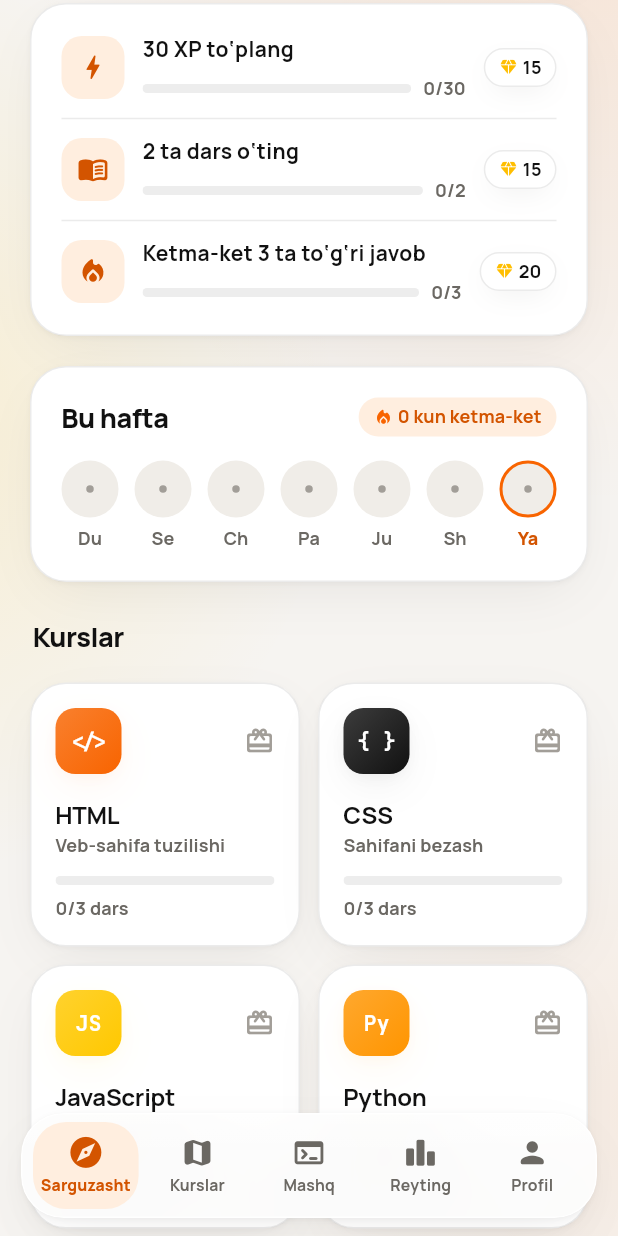
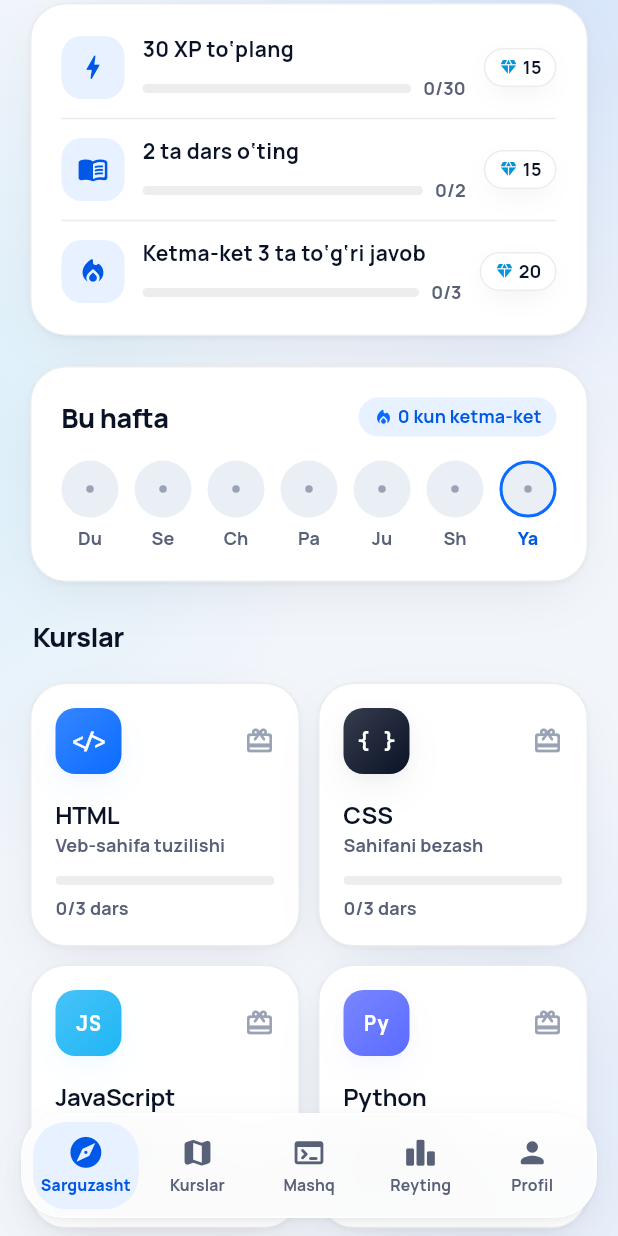
Before and after one commit to Beka020202/idrok-academy, a Flutter app: the HomeShell screen opened directly, scrolled down 576 dp, on a phone screen of 412 x 824 dp. Run offline on Flutter 3.47's test engine with Material 3 defaults, Android fonts, the phone set to English and light mode, and no system bars; our stand-ins replace shared_preferences; accounts and stored records are empty.

Commit message:
New blue logo icon and logo-based color palette
- App icon: new logo-only blue icon (iOS full-bleed + Android adaptive
  foreground/background); splash and login use it too
- Palette rebuilt from the logo: brand blue accent, sky-blue success,
  navy ink, cool neutrals; light and dark themes designed separately
- Course colors: HTML blue, CSS navy, JS sky, Python indigo
- Cool navy-tinted shadows; editor, cursor and skeleton colors updated

Co-Authored-By: Claude Opus 5.5 <noreply@anthropic.com>
Claude-Session: https://claude.ai/code/session_01CoyV2fQYGYoTWtQyqHDNTG

```diff
--- a/app/lib/lessons.dart
+++ b/app/lib/lessons.dart
@@ -124,7 +124,7 @@ final Map<String, CodeCheck> kChecks = {
 
 
 final List<Course> kCourses = [
-  Course(id: 'html', tag: '</>', color: '#F86400', name: Tr('HTML', 'HTML'), sub: Tr('Veb-sahifa tuzilishi', 'Структура веб-страницы'), lessons: [
+  Course(id: 'html', tag: '</>', color: '#0A6CFF', name: Tr('HTML', 'HTML'), sub: Tr('Veb-sahifa tuzilishi', 'Структура веб-страницы'), lessons: [
     Lesson(id: 'html1', xp: 15, title: Tr('Birinchi sahifa', 'Первая страница'), steps: [
       LessonStep.read(h: Tr('HTML nima?', 'Что такое HTML?'), p: Tr('HTML — veb-sahifaning skeleti. U teglardan iborat: ochuvchi <p> va yopuvchi </p>. Ular orasidagi matn sahifada ko‘rinadi.', 'HTML — это скелет веб-страницы. Он состоит из тегов: открывающего <p> и закрывающего </p>. Текст между ними видно на странице.'), code: '<h1>Salom, dunyo!</h1>\n<p>Bu mening birinchi sahifam.</p>'),
       LessonStep.quiz(q: Tr('Qaysi teg eng katta sarlavhani yaratadi?', 'Какой тег создаёт самый крупный заголовок?'), o: [Tr.same('<h1>'), Tr.same('<h6>'), Tr.same('<p>'), Tr.same('<head>')], answer: 0, mono: true, e: Tr('<h1> — eng muhim va eng katta sarlavha. <h6> esa eng kichigi.', '<h1> — самый важный и крупный заголовок. <h6> — самый маленький.')),
@@ -143,7 +143,7 @@ final List<Course> kCourses = [
       LessonStep.tryIt(mode: 'html', task: Tr('Sevimli 3 ta faningiz bilan <ul> ro‘yxat tuzing.', 'Составьте список <ul> из 3 любимых предметов.'), start: '<h2>Sevimli fanlarim</h2>\n<ul>\n  \n</ul>', hint: Tr('<li>Matematika</li> — shunday 3 ta qator', '<li>Математика</li> — три такие строки'), check: kChecks['html3']!),
     ]),
   ]),
-  Course(id: 'css', tag: '{ }', color: '#111111', name: Tr('CSS', 'CSS'), sub: Tr('Sahifani bezash', 'Оформление страницы'), lessons: [
+  Course(id: 'css', tag: '{ }', color: '#0A1226', name: Tr('CSS', 'CSS'), sub: Tr('Sahifani bezash', 'Оформление страницы'), lessons: [
     Lesson(id: 'css1', xp: 15, title: Tr('Ranglar', 'Цвета'), steps: [
       LessonStep.read(h: Tr('CSS qoidasi', 'Правило CSS'), p: Tr('CSS sahifaga ko‘rinish beradi. Qoida: selektor, keyin { } ichida «xususiyat: qiymat;». color — matn rangi, background-color — fon rangi.', 'CSS задаёт внешний вид страницы. Правило: селектор, затем в { } «свойство: значение;». color — цвет текста, background-color — цвет фона.'), code: 'h1 {\n  color: blue;\n  background-color: lightyellow;\n}'),
       LessonStep.quiz(q: Tr('Fon rangini qaysi xususiyat o‘zgartiradi?', 'Какое свойство меняет цвет фона?'), o: [Tr.same('background-color'), Tr.same('color'), Tr.same('font-color'), Tr.same('bg')], answer: 0, mono: true, e: Tr('color faqat matnga ta’sir qiladi, fon uchun background-color.', 'color влияет только на текст, для фона — background-color.')),
@@ -163,7 +163,7 @@ final List<Course> kCourses = [
       LessonStep.tryIt(mode: 'css', task: Tr('.karta ga padding va border qo‘shing.', 'Добавьте .karta свойства padding и border.'), start: '.karta {\n  \n}', hint: Tr('padding: 16px; border: 2px solid blue;', 'padding: 16px; border: 2px solid blue;'), check: kChecks['css3']!),
     ]),
   ]),
-  Course(id: 'js', tag: 'JS', color: '#FFC800', name: Tr('JavaScript', 'JavaScript'), sub: Tr('Sahifaga jon berish', 'Оживляем страницу'), lessons: [
+  Course(id: 'js', tag: 'JS', color: '#1FB6F5', name: Tr('JavaScript', 'JavaScript'), sub: Tr('Sahifaga jon berish', 'Оживляем страницу'), lessons: [
     Lesson(id: 'js1', xp: 15, title: Tr('O‘zgaruvchilar', 'Переменные'), steps: [
       LessonStep.read(h: Tr('Ma’lumotni saqlash', 'Храним данные'), p: Tr('O‘zgaruvchi — qiymat saqlanadigan quti. let qiymatni keyin o‘zgartirishga ruxsat beradi, const esa yo‘q. console.log() qiymatni chiqaradi.', 'Переменная — коробка для значения. let позволяет потом менять значение, const — нет. console.log() выводит значение.'), code: 'let ism = "Ali";\nconst yil = 2026;\nconsole.log(ism, yil);'),
       LessonStep.quiz(q: Tr('Qaysi o‘zgaruvchini qayta o‘zgartirib bo‘lmaydi?', 'Какую переменную нельзя переприсвоить?'), o: [Tr.same('const'), Tr.same('let'), Tr.same('var'), Tr.same('change')], answer: 0, mono: true, e: Tr('const — doimiy, uni qayta yozib bo‘lmaydi.', 'const — константа, её нельзя переприсвоить.')),
@@ -182,7 +182,7 @@ final List<Course> kCourses = [
       LessonStep.tryIt(mode: 'js', task: Tr('Sonning kvadratini qaytaradigan kvadrat(n) funksiyasini yozing va kvadrat(4) ni chiqaring.', 'Напишите функцию kvadrat(n), возвращающую квадрат числа, и выведите kvadrat(4).'), start: 'function kvadrat(n) {\n  \n}\n', hint: Tr('return n * n;\nconsole.log(kvadrat(4));', 'return n * n;\nconsole.log(kvadrat(4));'), check: kChecks['js3']!),
     ]),
   ]),
-  Course(id: 'py', tag: 'Py', color: '#FF9500', name: Tr('Python', 'Python'), sub: Tr('Olimpiada tili', 'Язык олимпиад'), lessons: [
+  Course(id: 'py', tag: 'Py', color: '#5B6CFF', name: Tr('Python', 'Python'), sub: Tr('Olimpiada tili', 'Язык олимпиад'), lessons: [
     Lesson(id: 'py1', xp: 15, title: Tr('print()', 'print()'), steps: [
       LessonStep.read(h: Tr('Birinchi dastur', 'Первая программа'), p: Tr('Python — sodda va kuchli til. print() ekranga ma’lumot chiqaradi. Matn qo‘shtirnoq ichida yoziladi.', 'Python — простой и мощный язык. print() выводит данные на экран. Текст пишется в кавычках.'), code: 'print("Salom, dunyo!")\nprint(2 + 3)'),
       LessonStep.quiz(q: Tr('print(2 + 3) nima chiqaradi?', 'Что выведет print(2 + 3)?'), o: [Tr.same('5'), Tr.same('2 + 3'), Tr.same('23'), Tr.same('Xato')], answer: 0, mono: true, e: Tr('Qo‘shtirnoqsiz ifoda hisoblanadi: 2 + 3 = 5.', 'Выражение без кавычек вычисляется: 2 + 3 = 5.')),
--- a/app/lib/screens/courses.dart
+++ b/app/lib/screens/courses.dart
@@ -266,7 +266,7 @@ class _Node extends StatelessWidget {
       return face(
         gradient: null,
         color: c.isDark ? c.elevated : c.surface,
-        lip: c.isDark ? const Color(0xFF0E0E10) : const Color(0xFFE3DED6),
+        lip: c.isDark ? const Color(0xFF080B12) : const Color(0xFFD9E2EE),
         child: Text('${index + 1}', style: AppType.title2.copyWith(color: c.text)),
       );
     }
--- a/app/lib/screens/home.dart
+++ b/app/lib/screens/home.dart
@@ -84,7 +84,7 @@ class _Hero extends StatelessWidget {
                 height: 220,
                 decoration: const BoxDecoration(
                   shape: BoxShape.circle,
-                  gradient: RadialGradient(colors: [Color(0x47FFE08A), Color(0x00FFE08A)]),
+                  gradient: RadialGradient(colors: [Color(0x47BFF0FF), Color(0x00BFF0FF)]),
                 ),
               ),
             ),
--- a/app/lib/screens/lesson.dart
+++ b/app/lib/screens/lesson.dart
@@ -322,7 +322,7 @@ class _LessonScreenState extends State<LessonScreen> {
             smartQuotesType: SmartQuotesType.disabled,
             smartDashesType: SmartDashesType.disabled,
             textCapitalization: TextCapitalization.none,
-            cursorColor: kOrange,
+            cursorColor: kSky,
             style: AppType.monoStrong.copyWith(color: c.codeFg),
             decoration: InputDecoration(
               isDense: true,
@@ -338,7 +338,7 @@ class _LessonScreenState extends State<LessonScreen> {
               disabledBorder: OutlineInputBorder(
                   borderRadius: R.all(R.sm - 2), borderSide: BorderSide(color: c.yellow, width: 1.5)),
               focusedBorder: OutlineInputBorder(
-                  borderRadius: R.all(R.sm - 2), borderSide: const BorderSide(color: kOrange, width: 1.5)),
+                  borderRadius: R.all(R.sm - 2), borderSide: const BorderSide(color: kSky, width: 1.5)),
             ),
           ),
         );
--- a/app/lib/theme.dart
+++ b/app/lib/theme.dart
@@ -3,8 +3,9 @@
 //  Ranglar, shriftlar, oraliqlar, burchaklar, soyalar, harakat (animatsiya).
 //  Цвета, типографика, отступы, радиусы, тени, движение.
 //
-//  Brend: faqat to‘q sariq, sariq, qora, oq (+ ular orasidagi neytral kulranglar).
-//  Бренд: только оранжевый, жёлтый, чёрный, белый (+ нейтральные серые между ними).
+//  Brend: logotip ranglari — moviy, ko‘k, to‘q ko‘k va oq (+ sovuq neytral ranglar).
+//  Бренд: цвета логотипа — голубой, синий, тёмно-синий и белый (+ холодные нейтральные).
+//  Eslatma: 'yellow*' maydonlari endi "muvaffaqiyat" (moviy) rangi. / Поля 'yellow*' — теперь цвет «успеха» (голубой).
 // ============================================================================
 
 import 'package:flutter/cupertino.dart' show CupertinoPageTransitionsBuilder;
@@ -21,9 +22,9 @@ const FontWeight w6 = FontWeight.w600;
 const FontWeight w4 = FontWeight.w400;
 
 const Color kWhite = Color(0xFFFFFFFF);
-const Color kBlack = Color(0xFF111111);
-const Color kOrange = Color(0xFFF86400);
-const Color kYellow = Color(0xFFFFC200);
+const Color kBlack = Color(0xFF0A1226); // logotipdagi to‘q ko‘k / тёмно-синий из логотипа
+const Color kBlue = Color(0xFF0A6CFF);
+const Color kSky = Color(0xFF38C8FF);
 
 // ---------------------------------------------------------------- ranglar / цвета
 /// Har bir mavzu alohida loyihalangan (shunchaki teskari emas).
@@ -94,8 +95,8 @@ class AppColors {
         begin: Alignment.topLeft,
         end: Alignment.bottomRight,
         colors: isDark
-            ? const [Color(0xFFFF8A24), Color(0xFFE85300)]
-            : const [Color(0xFFFF8A1F), Color(0xFFF25A00)],
+            ? const [Color(0xFF2FA8FF), Color(0xFF0047D6)]
+            : const [Color(0xFF2EA6FF), Color(0xFF0058F0)],
       );
 }
 
@@ -103,68 +104,68 @@ class AppColors {
 /// Светлая тема: тёплый белый, мягкие тени, тонкие границы.
 const AppColors kLight = AppColors(
   isDark: false,
-  bg: Color(0xFFF6F4F1),
-  glowA: Color(0x1AF86400),
-  glowB: Color(0x22FFC200),
+  bg: Color(0xFFF2F5FA),
+  glowA: Color(0x1F0A6CFF),
+  glowB: Color(0x2438C8FF),
   surface: Color(0xFFFFFFFF),
-  surfaceAlt: Color(0xFFF0EDE8),
+  surfaceAlt: Color(0xFFEAEFF6),
   elevated: Color(0xFFFFFFFF),
   glass: Color(0xC7FFFFFF),
   glassEdge: Color(0xE6FFFFFF),
-  hairline: Color(0x14000000),
-  hairlineStrong: Color(0x24000000),
-  text: Color(0xFF111111),
-  text2: Color(0xFF6B6863),
-  text3: Color(0xFFA29E98),
-  accent: Color(0xFFF86400),
-  accentHi: Color(0xFFFF9035),
-  accentText: Color(0xFFD35400),
-  accentSoft: Color(0xFFFFEEDF),
-  yellow: Color(0xFFFFBE00),
-  yellowHi: Color(0xFFFFD84D),
-  yellowText: Color(0xFF7A5700),
-  yellowSoft: Color(0xFFFFF4CC),
-  danger: Color(0xFFC24A00),
-  dangerSoft: Color(0xFFFFE4D2),
-  codeBg: Color(0xFF151413),
-  codeBar: Color(0xFF1F1D1B),
-  codeFg: Color(0xFFF4EFE8),
-  codeMuted: Color(0xFF8C857C),
-  shadow: Color(0x1A1A120A),
-  scrim: Color(0x66000000),
+  hairline: Color(0x140A1226),
+  hairlineStrong: Color(0x240A1226),
+  text: Color(0xFF0A1226),
+  text2: Color(0xFF586178),
+  text3: Color(0xFF9AA3B5),
+  accent: Color(0xFF0A6CFF),
+  accentHi: Color(0xFF3FA9FF),
+  accentText: Color(0xFF0058E6),
+  accentSoft: Color(0xFFE8F1FF),
+  yellow: Color(0xFF0795D9),
+  yellowHi: Color(0xFF4FCBFF),
+  yellowText: Color(0xFF03628F),
+  yellowSoft: Color(0xFFE1F5FF),
+  danger: Color(0xFFD93A44),
+  dangerSoft: Color(0xFFFFE9EA),
+  codeBg: Color(0xFF0B1220),
+  codeBar: Color(0xFF131C2E),
+  codeFg: Color(0xFFE8F0FF),
+  codeMuted: Color(0xFF7D8AA3),
+  shadow: Color(0x1A0A1226),
+  scrim: Color(0x660A1226),
 );
 
 /// Qorong‘i mavzu: chuqur qora, qatlamli sirtlar, yumshoq yorug‘lik.
 /// Тёмная тема: глубокий чёрный, слоистые поверхности, мягкое свечение.
 const AppColors kDark = AppColors(
   isDark: true,
-  bg: Color(0xFF09090A),
-  glowA: Color(0x1FF86400),
-  glowB: Color(0x10FFC200),
-  surface: Color(0xFF151517),
-  surfaceAlt: Color(0xFF1E1E21),
-  elevated: Color(0xFF242428),
-  glass: Color(0xA6161618),
+  bg: Color(0xFF05070D),
+  glowA: Color(0x2E0A6CFF),
+  glowB: Color(0x1638C8FF),
+  surface: Color(0xFF0F131C),
+  surfaceAlt: Color(0xFF161B26),
+  elevated: Color(0xFF1C2230),
+  glass: Color(0xA60F131C),
   glassEdge: Color(0x24FFFFFF),
   hairline: Color(0x14FFFFFF),
   hairlineStrong: Color(0x26FFFFFF),
-  text: Color(0xFFF5F5F7),
-  text2: Color(0xFFA3A3A8),
-  text3: Color(0xFF6C6C72),
-  accent: Color(0xFFFF7414),
-  accentHi: Color(0xFFFF9A47),
-  accentText: Color(0xFFFF9447),
-  accentSoft: Color(0x29FF7414),
-  yellow: Color(0xFFFFC21A),
-  yellowHi: Color(0xFFFFDA66),
-  yellowText: Color(0xFFFFD25C),
-  yellowSoft: Color(0x24FFC21A),
-  danger: Color(0xFFFF8A45),
-  dangerSoft: Color(0x24FF6A00),
-  codeBg: Color(0xFF0D0D0E),
-  codeBar: Color(0xFF17171A),
-  codeFg: Color(0xFFF4EFE8),
-  codeMuted: Color(0xFF77726B),
+  text: Color(0xFFF2F5FA),
+  text2: Color(0xFF9AA4B8),
+  text3: Color(0xFF5E6779),
+  accent: Color(0xFF2F80FF),
+  accentHi: Color(0xFF5CC2FF),
+  accentText: Color(0xFF7DB5FF),
+  accentSoft: Color(0x2E2F80FF),
+  yellow: Color(0xFF0E93D6),
+  yellowHi: Color(0xFF5CD6FF),
+  yellowText: Color(0xFF7FD8FF),
+  yellowSoft: Color(0x2638C8FF),
+  danger: Color(0xFFFF7A80),
+  dangerSoft: Color(0x29FF4D57),
+  codeBg: Color(0xFF070A12),
+  codeBar: Color(0xFF0E131D),
+  codeFg: Color(0xFFE8F0FF),
+  codeMuted: Color(0xFF6B7891),
   shadow: Color(0x80000000),
   scrim: Color(0x99000000),
 );
@@ -213,14 +214,14 @@ class Shadows {
   static List<BoxShadow> card(AppColors c) => c.isDark
       ? const [BoxShadow(color: Color(0x66000000), blurRadius: 30, offset: Offset(0, 14), spreadRadius: -10)]
       : const [
-          BoxShadow(color: Color(0x121A120A), blurRadius: 30, offset: Offset(0, 12), spreadRadius: -8),
+          BoxShadow(color: Color(0x140A1226), blurRadius: 30, offset: Offset(0, 12), spreadRadius: -8),
           BoxShadow(color: Color(0x0A000000), blurRadius: 2, offset: Offset(0, 1)),
         ];
 
   /// Yengil ko‘tarilish / лёгкий подъём (кнопки-иконки, таблетки).
   static List<BoxShadow> soft(AppColors c) => c.isDark
       ? const [BoxShadow(color: Color(0x4D000000), blurRadius: 16, offset: Offset(0, 6), spreadRadius: -6)]
-      : const [BoxShadow(color: Color(0x141A120A), blurRadius: 16, offset: Offset(0, 6), spreadRadius: -6)];
+      : const [BoxShadow(color: Color(0x160A1226), blurRadius: 16, offset: Offset(0, 6), spreadRadius: -6)];
 
   /// Nur sochuvchi tugma / «светящаяся» кнопка. strength: 0..1
   static List<BoxShadow> glow(Color color, AppColors c, {double strength = 1}) {
--- a/app/lib/widgets.dart
+++ b/app/lib/widgets.dart
@@ -189,7 +189,7 @@ class _AppButtonState extends State<AppButton> {
         grad = const LinearGradient(
           begin: Alignment.topCenter,
           end: Alignment.bottomCenter,
-          colors: [Color(0xFF2B2B2E), Color(0xFF0F0F10)],
+          colors: [Color(0xFF1B2740), Color(0xFF0A1226)],
         );
         fg = kWhite;
         border = Border.all(color: const Color(0x1FFFFFFF));
@@ -761,7 +761,7 @@ class Segmented<T> extends StatelessWidget {
       height: 42,
       padding: const EdgeInsets.all(3),
       decoration: BoxDecoration(
-        color: c.isDark ? c.surfaceAlt : const Color(0xFFEAE6E0),
+        color: c.isDark ? c.surfaceAlt : const Color(0xFFE3E9F2),
         borderRadius: R.all(R.sm + 1),
       ),
       child: Stack(children: [
@@ -958,11 +958,11 @@ class CodeBar extends StatelessWidget {
       padding: const EdgeInsets.symmetric(horizontal: 14),
       color: c.codeBar,
       child: Row(children: [
-        _codeDot(kOrange),
+        _codeDot(kBlue),
         const SizedBox(width: 6),
-        _codeDot(kYellow),
+        _codeDot(kSky),
         const SizedBox(width: 6),
-        _codeDot(const Color(0xFF55514B)),
+        _codeDot(const Color(0xFF3A4458)),
         const SizedBox(width: 12),
         Expanded(
           child: Text(label,
@@ -1103,7 +1103,7 @@ class _CodeFieldState extends State<CodeField> {
       smartDashesType: SmartDashesType.disabled,
       inputFormatters: [_TabToSpaces()],
       style: AppType.mono.copyWith(color: c.codeFg),
-      cursorColor: kOrange,
+      cursorColor: kSky,
       decoration: const InputDecoration(
         border: InputBorder.none,
         isCollapsed: true,
@@ -1164,8 +1164,8 @@ class _SkeletonState extends State<Skeleton> with SingleTickerProviderStateMixin
   @override
   Widget build(BuildContext context) {
     final c = colorsOf(context);
-    final base = c.isDark ? const Color(0xFF1E1E21) : const Color(0xFFECE8E2);
-    final hi = c.isDark ? const Color(0xFF2A2A2E) : const Color(0xFFF7F5F1);
+    final base = c.isDark ? const Color(0xFF161B26) : const Color(0xFFE6ECF4);
+    final hi = c.isDark ? const Color(0xFF222A3A) : const Color(0xFFF4F7FB);
     return AnimatedBuilder(
       animation: _a,
       builder: (_, __) {
@@ -1742,7 +1742,7 @@ Widget gridOf(List<Widget> items, int cols, {double gap = S.x3}) {
 /// Kurs rangi (qorong‘i mavzuda qora → oq) / цвет курса (в тёмной теме чёрный → белый).
 Color courseColor(Course co, AppColors c) {
   final col = hexColor(co.color);
-  return c.isDark && col.computeLuminance() < 0.02 ? const Color(0xFFF2F2F2) : col;
+  return c.isDark && col.computeLuminance() < 0.02 ? const Color(0xFFE8F0FF) : col;
 }
 
 /// Kurs belgisi (</>, { }, JS, Py) / значок курса.
--- a/app/pubspec.yaml
+++ b/app/pubspec.yaml
@@ -23,7 +23,7 @@ flutter_launcher_icons:
   android: true
   ios: true
   image_path: "assets/icon/icon.png"
-  adaptive_icon_background: "#F86402"
+  adaptive_icon_background: "assets/icon/icon_background.png"
   adaptive_icon_foreground: "assets/icon/icon_foreground.png"
   remove_alpha_ios: true
   min_sdk_android: 21
```
Also changed, not shown: app/assets/icon/icon.png, app/assets/icon/icon_background.png (added), app/assets/icon/icon_foreground.png, 1 other file.
